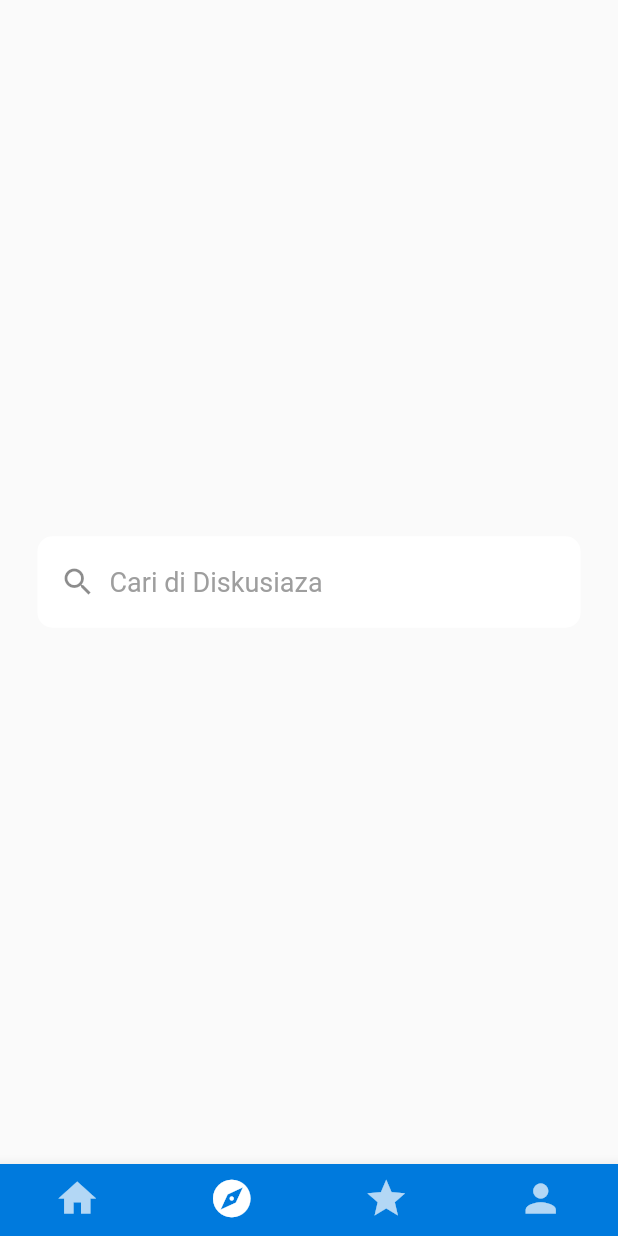
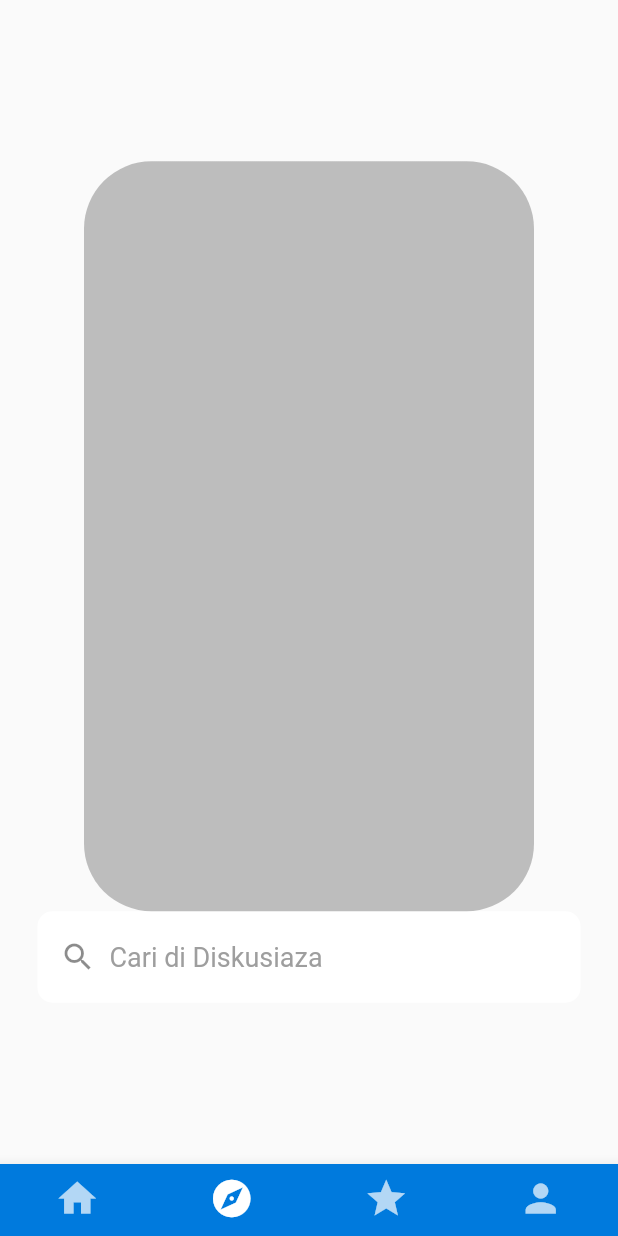
Before and after one commit to KelompokBesar32/Diskusiaza-FE-MOBILE, a Flutter app: the ExploreScreen screen opened by its route, on a phone screen of 412 x 824 dp. Run offline on Flutter 3.47's test engine with Material 2 defaults, Android fonts, the phone set to English and light mode, and no system bars; drawn by our look-alikes of shimmer; our stand-ins replace datetime_picker_formfield, dio, fluttertoast, google_fonts, page_transition, shared_preferences; accounts and stored records are empty.

Commit message:
update ShimmerLoad

```diff
--- a/diskusiaza_mobile/lib/screens/explore/explore_screen.dart
+++ b/diskusiaza_mobile/lib/screens/explore/explore_screen.dart
@@ -1,6 +1,7 @@
 import 'package:diskusiaza_mobile/widgets/bottom_navbar.dart';
 import 'package:flutter/material.dart';
 import 'package:diskusiaza_mobile/widgets/search_input.dart';
+import 'package:diskusiaza_mobile/widgets/shimmer.dart';
 
 class ExploreScreen extends StatelessWidget {
   const ExploreScreen({Key? key}) : super(key: key);
@@ -16,6 +17,7 @@ class ExploreScreen extends StatelessWidget {
         mainAxisAlignment: MainAxisAlignment.center,
         crossAxisAlignment: CrossAxisAlignment.center,
         children: const [
+          ShimmerLoad(width: 300, height: 500, radius: 45),
           SearchInput(
               // height: height,
               // width: width,
--- a/diskusiaza_mobile/lib/widgets/shimmer.dart
+++ b/diskusiaza_mobile/lib/widgets/shimmer.dart
@@ -2,24 +2,27 @@ import 'package:flutter/material.dart';
 import 'package:shimmer/shimmer.dart';
 
 class ShimmerLoad extends StatelessWidget {
-  const ShimmerLoad({Key? key}) : super(key: key);
+  const ShimmerLoad({
+    Key? key,
+    required this.width,
+    required this.height,
+    required this.radius,
+  }) : super(key: key);
+
+  final double width;
+  final double height;
+  final double radius;
 
   @override
   Widget build(BuildContext context) {
-    return SizedBox(
-      width: 200.0,
-      height: 100.0,
-      child: Shimmer.fromColors(
-        baseColor: Colors.grey,
-        highlightColor: Colors.white,
-        child: Text(
-          'Shimmer',
-          textAlign: TextAlign.center,
-          style: TextStyle(
-            fontSize: 40.0,
-            fontWeight: FontWeight.bold,
-          ),
-        ),
+    return Shimmer.fromColors(
+      baseColor: Colors.grey.shade400,
+      highlightColor: Colors.grey.shade300,
+      child: Container(
+        width: width,
+        height: height,
+        decoration: BoxDecoration(
+            color: Colors.black, borderRadius: BorderRadius.circular(radius)),
       ),
     );
   }
```
